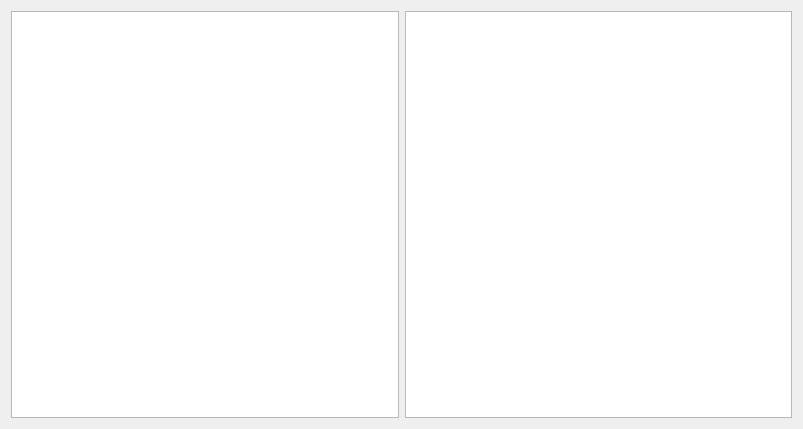
Qt form comparison.ui (Panagiotis-Kontopoulos/QtImageProcessing) before a commit.
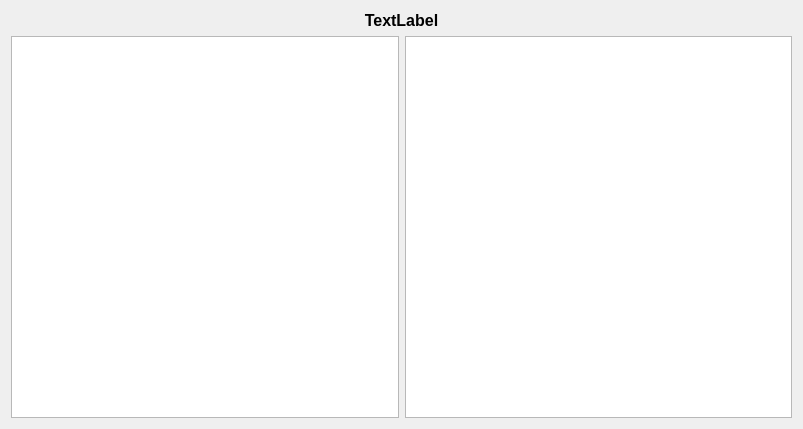
The same form after that commit.

Commit message: Add similarity to comparison form

```diff
--- a/comparison.ui
+++ b/comparison.ui
@@ -13,14 +13,25 @@
   <property name="windowTitle">
    <string>Side by Side Comparison</string>
   </property>
-  <layout class="QHBoxLayout" name="horizontalLayout_2">
+  <layout class="QVBoxLayout" name="verticalLayout_2">
+   <item alignment="Qt::AlignVCenter">
+    <widget class="QLabel" name="similarity_label">
+     <property name="text">
+      <string>&lt;html&gt;&lt;head/&gt;&lt;body&gt;&lt;p align=&quot;center&quot;&gt;&lt;span style=&quot; font-size:12pt; font-weight:600;&quot;&gt;TextLabel&lt;/span&gt;&lt;/p&gt;&lt;/body&gt;&lt;/html&gt;</string>
+     </property>
+    </widget>
+   </item>
    <item>
-    <layout class="QHBoxLayout" name="horizontalLayout">
+    <layout class="QVBoxLayout" name="verticalLayout">
      <item>
-      <widget class="QGraphicsView" name="graphicsView"/>
-     </item>
-     <item>
-      <widget class="QGraphicsView" name="graphicsView_2"/>
+      <layout class="QHBoxLayout" name="horizontalLayout">
+       <item>
+        <widget class="QGraphicsView" name="graphicsView_2"/>
+       </item>
+       <item>
+        <widget class="QGraphicsView" name="graphicsView"/>
+       </item>
+      </layout>
      </item>
     </layout>
    </item>
```
The commit also changes 3 other files.
